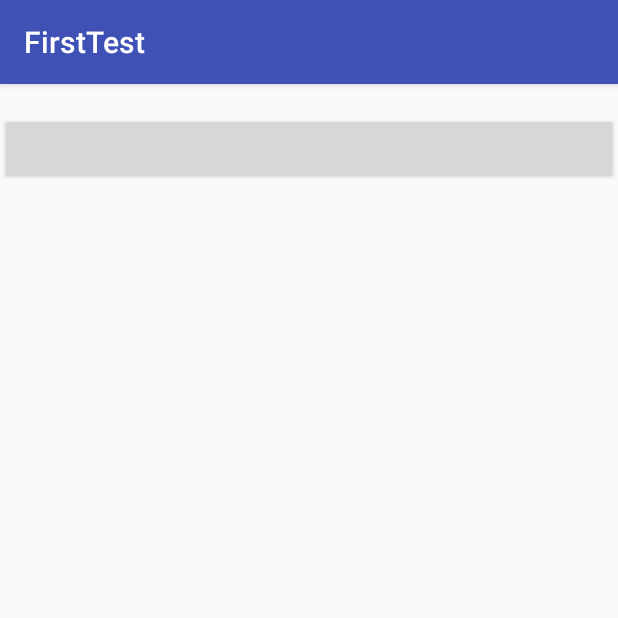
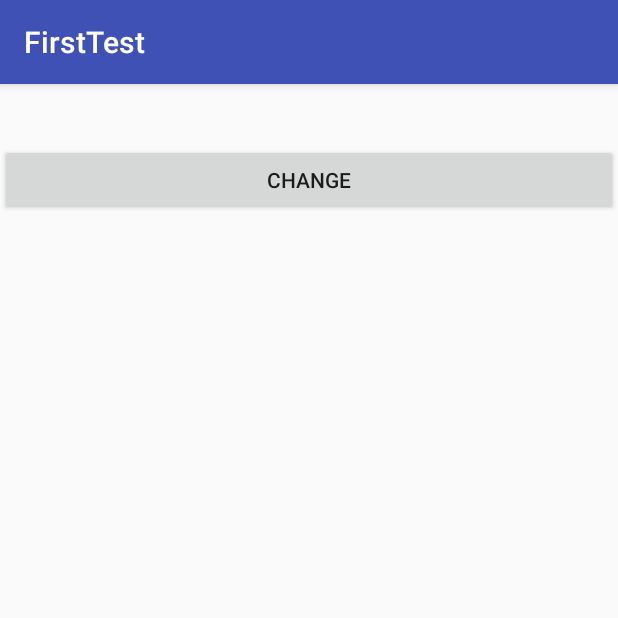
Before and after one commit to lijun19940913/cool, an Android app: the SecendActivity screen opened directly, with no data from a screen before it, on a phone screen of 412 x 824 dp, the top half of it. Run offline under Robolectric (Android 15) with nearby library versions, the phone set to English and light mode, and no system bars.

Commit message:
solve intent program

```diff
--- a/app/src/main/java/firsttest/lijun/com/firsttest/MainActivity.java
+++ b/app/src/main/java/firsttest/lijun/com/firsttest/MainActivity.java
@@ -6,6 +6,7 @@ import android.os.Bundle;
 import android.view.View;
 import android.widget.Button;
 import android.widget.EditText;
+import android.content.Intent;
 
 import java.io.*;
 
--- a/app/src/main/res/layout/activity_secend.xml
+++ b/app/src/main/res/layout/activity_secend.xml
@@ -7,12 +7,13 @@
 
     <TextView
             android:layout_width="match_parent"
-            android:layout_height="wrap_content"
-            android:id="@+id/TextView1"/>
+            android:id="@+id/TextView1"
+            android:layout_height="40dp"/>
 
     <Button
             android:layout_width="match_parent"
             android:layout_height="wrap_content"
-            android:id="@+id/button2"/>
+            android:id="@+id/button2"
+            android:text="change"/>
 
 </LinearLayout>
```
